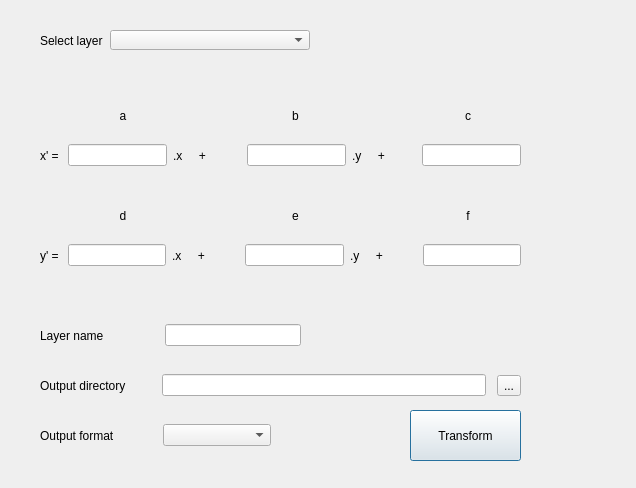
Old version of the form affine_dialog_base.ui in the repository ctu-fgis/2019-c-qgis-affine.
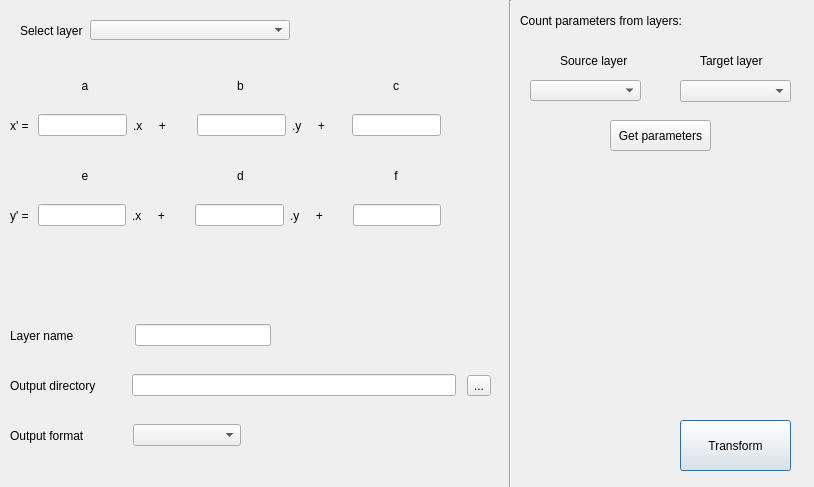
New version of the form.

Commit message: Parameters counted from 3 points of point layer.

```diff
--- a/affine_dialog_base.ui
+++ b/affine_dialog_base.ui
@@ -6,8 +6,8 @@
    <rect>
     <x>0</x>
     <y>0</y>
-    <width>636</width>
-    <height>488</height>
+    <width>814</width>
+    <height>487</height>
    </rect>
   </property>
   <property name="windowTitle">
@@ -16,9 +16,9 @@
   <widget class="QWidget" name="horizontalLayoutWidget">
    <property name="geometry">
     <rect>
-     <x>40</x>
-     <y>140</y>
-     <width>481</width>
+     <x>10</x>
+     <y>110</y>
+     <width>431</width>
      <height>31</height>
     </rect>
    </property>
@@ -84,9 +84,9 @@
   <widget class="QWidget" name="horizontalLayoutWidget_2">
    <property name="geometry">
     <rect>
-     <x>40</x>
-     <y>100</y>
-     <width>511</width>
+     <x>10</x>
+     <y>70</y>
+     <width>461</width>
      <height>31</height>
     </rect>
    </property>
@@ -126,9 +126,9 @@
   <widget class="QWidget" name="horizontalLayoutWidget_3">
    <property name="geometry">
     <rect>
-     <x>40</x>
-     <y>240</y>
-     <width>481</width>
+     <x>10</x>
+     <y>200</y>
+     <width>431</width>
      <height>31</height>
     </rect>
    </property>
@@ -194,13 +194,23 @@
   <widget class="QWidget" name="horizontalLayoutWidget_4">
    <property name="geometry">
     <rect>
-     <x>40</x>
-     <y>200</y>
-     <width>511</width>
+     <x>10</x>
+     <y>160</y>
+     <width>461</width>
      <height>31</height>
     </rect>
    </property>
    <layout class="QHBoxLayout" name="horizontalLayout_4">
+    <item>
+     <widget class="QLabel" name="e1">
+      <property name="text">
+       <string>e</string>
+      </property>
+      <property name="alignment">
+       <set>Qt::AlignCenter</set>
+      </property>
+     </widget>
+    </item>
     <item>
      <widget class="QLabel" name="d1">
       <property name="text">
@@ -214,16 +224,6 @@
       </property>
      </widget>
     </item>
-    <item>
-     <widget class="QLabel" name="e1">
-      <property name="text">
-       <string>e</string>
-      </property>
-      <property name="alignment">
-       <set>Qt::AlignCenter</set>
-      </property>
-     </widget>
-    </item>
     <item>
      <widget class="QLabel" name="f1">
       <property name="text">
@@ -239,8 +239,8 @@
   <widget class="QComboBox" name="Slayer_Cbox">
    <property name="geometry">
     <rect>
-     <x>110</x>
-     <y>30</y>
+     <x>90</x>
+     <y>20</y>
      <width>200</width>
      <height>20</height>
     </rect>
@@ -249,8 +249,8 @@
   <widget class="QLabel" name="Slayer1">
    <property name="geometry">
     <rect>
-     <x>40</x>
-     <y>30</y>
+     <x>20</x>
+     <y>20</y>
      <width>81</width>
      <height>21</height>
     </rect>
@@ -262,8 +262,8 @@
   <widget class="QPushButton" name="Transform1_Push">
    <property name="geometry">
     <rect>
-     <x>410</x>
-     <y>410</y>
+     <x>680</x>
+     <y>420</y>
      <width>111</width>
      <height>51</height>
     </rect>
@@ -275,7 +275,7 @@
   <widget class="QWidget" name="horizontalLayoutWidget_5">
    <property name="geometry">
     <rect>
-     <x>40</x>
+     <x>10</x>
      <y>370</y>
      <width>481</width>
      <height>31</height>
@@ -336,7 +336,7 @@
   <widget class="QWidget" name="horizontalLayoutWidget_6">
    <property name="geometry">
     <rect>
-     <x>40</x>
+     <x>10</x>
      <y>320</y>
      <width>261</width>
      <height>31</height>
@@ -374,7 +374,7 @@
   <widget class="QWidget" name="horizontalLayoutWidget_7">
    <property name="geometry">
     <rect>
-     <x>40</x>
+     <x>10</x>
      <y>420</y>
      <width>231</width>
      <height>31</height>
@@ -419,6 +419,91 @@
     </item>
    </layout>
   </widget>
+  <widget class="Line" name="line">
+   <property name="geometry">
+    <rect>
+     <x>500</x>
+     <y>0</y>
+     <width>20</width>
+     <height>491</height>
+    </rect>
+   </property>
+   <property name="orientation">
+    <enum>Qt::Vertical</enum>
+   </property>
+  </widget>
+  <widget class="QLabel" name="label">
+   <property name="geometry">
+    <rect>
+     <x>520</x>
+     <y>10</y>
+     <width>171</width>
+     <height>21</height>
+    </rect>
+   </property>
+   <property name="text">
+    <string>Count parameters from layers:</string>
+   </property>
+  </widget>
+  <widget class="QLabel" name="label_2">
+   <property name="geometry">
+    <rect>
+     <x>560</x>
+     <y>50</y>
+     <width>71</width>
+     <height>21</height>
+    </rect>
+   </property>
+   <property name="text">
+    <string>Source layer</string>
+   </property>
+  </widget>
+  <widget class="QLabel" name="label_3">
+   <property name="geometry">
+    <rect>
+     <x>700</x>
+     <y>50</y>
+     <width>71</width>
+     <height>21</height>
+    </rect>
+   </property>
+   <property name="text">
+    <string>Target layer</string>
+   </property>
+  </widget>
+  <widget class="QComboBox" name="Source_Cbox">
+   <property name="geometry">
+    <rect>
+     <x>530</x>
+     <y>80</y>
+     <width>111</width>
+     <height>21</height>
+    </rect>
+   </property>
+  </widget>
+  <widget class="QComboBox" name="Target_Cbox">
+   <property name="geometry">
+    <rect>
+     <x>680</x>
+     <y>80</y>
+     <width>111</width>
+     <height>22</height>
+    </rect>
+   </property>
+  </widget>
+  <widget class="QPushButton" name="GetP_Count">
+   <property name="geometry">
+    <rect>
+     <x>610</x>
+     <y>120</y>
+     <width>101</width>
+     <height>31</height>
+    </rect>
+   </property>
+   <property name="text">
+    <string>Get parameters</string>
+   </property>
+  </widget>
  </widget>
  <resources/>
  <connections/>
```
The commit also changes 1 other file.
